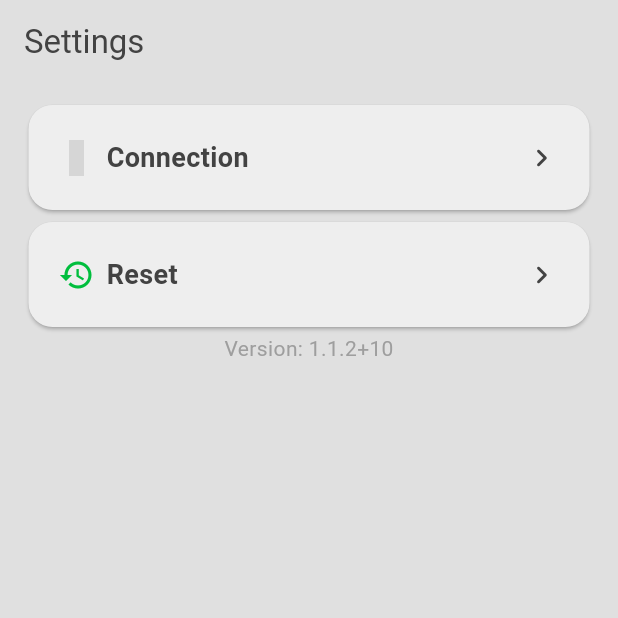
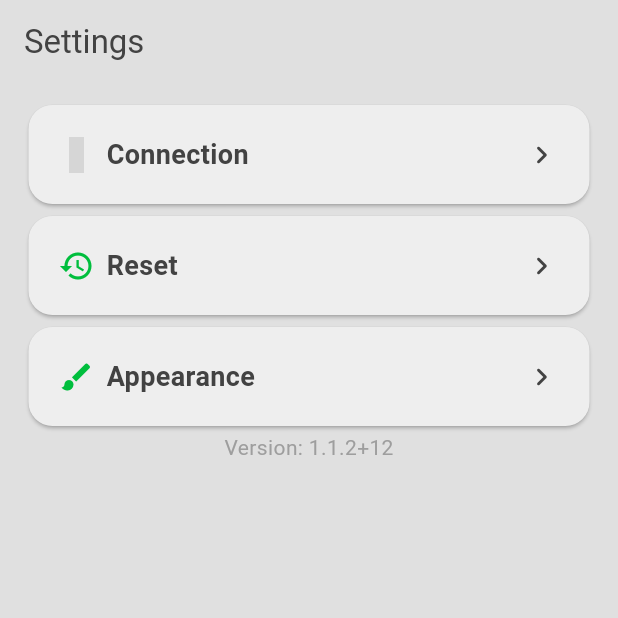
Before and after one commit to RosdasHH/bamscan, a Flutter app: the Settings screen opened directly, on a phone screen of 412 x 824 dp, the top half of it. Run offline on Flutter 3.47's test engine with Material 3 defaults, Android fonts, the phone set to English and light mode, and no system bars; our stand-ins replace flutter_secure_storage, flutter_svg, introduction_screen, material_design_icons_flutter, package_info_plus, persistent_bottom_nav_bar and 2 more; missing offline and left inert: fuzzy, mobile_scanner, nfc_manager; accounts and stored records are empty; grey boxes are pictures that could not be loaded.

Commit message:
Darkmode setting, other darkmode adjustements

```diff
--- a/lib/tabs/settings.dart
+++ b/lib/tabs/settings.dart
@@ -159,6 +159,33 @@ class _SettingsState extends State<Settings> {
                   ],
                 ),
               ),
+              InfoCard(
+                title: "Appearance",
+                value: "",
+                icon: Icons.brush,
+                more: Setting(
+                  title: "Appearance",
+                  widgets: [
+                    InfoCard(
+                      title: "Theme",
+                      icon: Icons.contrast,
+                      value: Consumer<StorageService>(
+                        builder: (context, storageService, _) {
+                          return DropdownMenu<String>(
+                            initialSelection: storageService.darkMode,
+                            dropdownMenuEntries: ["System", "Light", "Dark"].map((e) => DropdownMenuEntry(value: e, label: e)).toList(),
+                            onSelected: (value) async {
+                              if (value != null) {
+                                await storageService.setDarkMode(value);
+                              }
+                            },
+                          );
+                        },
+                      ),
+                    ),
+                  ],
+                ),
+              ),
               if (false)
                 InfoCard(
                   title: "Beta Features",
--- a/lib/widgets/filament_view.dart
+++ b/lib/widgets/filament_view.dart
@@ -137,7 +137,7 @@ class FilamentViewState extends State<FilamentView> {
                   }
                 },
                 expanded: true,
-                backgroundColor: context.appColor.base3,
+                backgroundColor: context.appColor.base3.withValues(alpha: 0.3),
                 borderColor: context.appColor.error,
                 child: Text("Archive Spool", style: TextStyle(color: context.appColor.error)),
               ),
--- a/lib/widgets/infocard.dart
+++ b/lib/widgets/infocard.dart
@@ -3,7 +3,19 @@ import 'package:bamscan/theme/app_theme.dart';
 import 'package:flutter/material.dart';
 
 class InfoCard extends StatefulWidget {
-  const InfoCard({super.key, required this.title, required this.value, required this.icon, this.progress, this.spoolColor, this.more, this.onTap, this.apiname, this.spool});
+  const InfoCard({
+    super.key,
+    required this.title,
+    required this.value,
+    required this.icon,
+    this.progress,
+    this.spoolColor,
+    this.more,
+    this.onTap,
+    this.apiname,
+    this.spool,
+    this.height = 70,
+  });
   final IconData icon;
   final String title;
   final Object? value;
@@ -13,6 +25,7 @@ class InfoCard extends StatefulWidget {
   final Function? onTap;
   final String? apiname;
   final Spool? spool;
+  final int height;
 
   @override
   State<InfoCard> createState() => _InfoCardState();
@@ -117,8 +130,6 @@ class _InfoCardState extends State<InfoCard> {
                     }
                   : null,
               borderRadius: BorderRadius.circular(16),
-              child: SizedBox(
-                height: 70,
               child: Stack(
                 children: [
                   if (widget.progress != null && widget.spoolColor != null)
@@ -128,14 +139,14 @@ class _InfoCardState extends State<InfoCard> {
                         alignment: Alignment.centerLeft,
                         child: FractionallySizedBox(
                           widthFactor: widget.progress!.clamp(0.0, 1.0),
-                            child: SizedBox.expand(child: Container(color: widget.spoolColor!.withValues(alpha: 0.3))),
+                          child: Container(color: widget.spoolColor!.withValues(alpha: 0.3)),
                         ),
                       ),
                     ),
                   Padding(
                     padding: EdgeInsetsGeometry.all(20),
                     child: SizedBox(
-                        height: double.infinity,
+                      width: double.infinity,
                       child: Row(
                         mainAxisAlignment: MainAxisAlignment.spaceBetween,
                         crossAxisAlignment: CrossAxisAlignment.center,
@@ -149,19 +160,19 @@ class _InfoCardState extends State<InfoCard> {
                               Text(widget.title, style: TextStyle(fontWeight: FontWeight.bold, fontSize: 18)),
                             ],
                           ),
+
                           Expanded(
                             child: Row(
                               mainAxisAlignment: MainAxisAlignment.end,
                               children: [
-                                  SizedBox(width: 5),
                                 Flexible(
                                   child: widget.value is String
-                                        ? Text(widget.value! as String, overflow: TextOverflow.ellipsis)
+                                      ? Text(widget.value as String, overflow: TextOverflow.ellipsis)
                                       : widget.value is Widget
                                       ? widget.value as Widget
-                                        : SizedBox.shrink(),
+                                      : const SizedBox.shrink(),
                                 ),
-                                  if (widget.more != null) Icon(Icons.chevron_right_rounded),
+                                if (widget.more != null) const Icon(Icons.chevron_right_rounded),
                               ],
                             ),
                           ),
@@ -174,7 +185,6 @@ class _InfoCardState extends State<InfoCard> {
             ),
           ),
         ),
-        ),
       ],
     );
   }
--- a/lib/widgets/qrscan.dart
+++ b/lib/widgets/qrscan.dart
@@ -76,7 +76,7 @@ class CornerBorder extends StatelessWidget {
 
   @override
   Widget build(BuildContext context) {
-    return CustomPaint(size: Size.square(size), painter: _CornerPainter(context.appColor.base1));
+    return CustomPaint(size: Size.square(size), painter: _CornerPainter(Colors.white));
   }
 }
 
--- a/pubspec.yaml
+++ b/pubspec.yaml
@@ -19,7 +19,7 @@ publish_to: "none" # Remove this line if you wish to publish to pub.dev
 
 #MAJOR.MINOR.PATCH+BUILD
 #BIGCHANGE.NEWFEATURE.BUGFIX+BUILDNUMBER
-version: 1.1.2+10
+version: 1.1.2+12
 
 environment:
   sdk: ^3.10.4
@@ -53,6 +53,7 @@ dependencies:
   fuzzy: ^0.5.1
   nfc_manager: ^3.2.0
   package_info_plus: ^9.0.1
+  dropdown_flutter: ^1.0.3
 
 dev_dependencies:
   flutter_test:
```
Also changed, not shown: lib/main.dart (+15 -7 lines), lib/services/storage.dart (+14 -0 lines), lib/theme/app_theme.dart (+10 -0 lines). Lines whose indentation alone changed are shown as unchanged.
